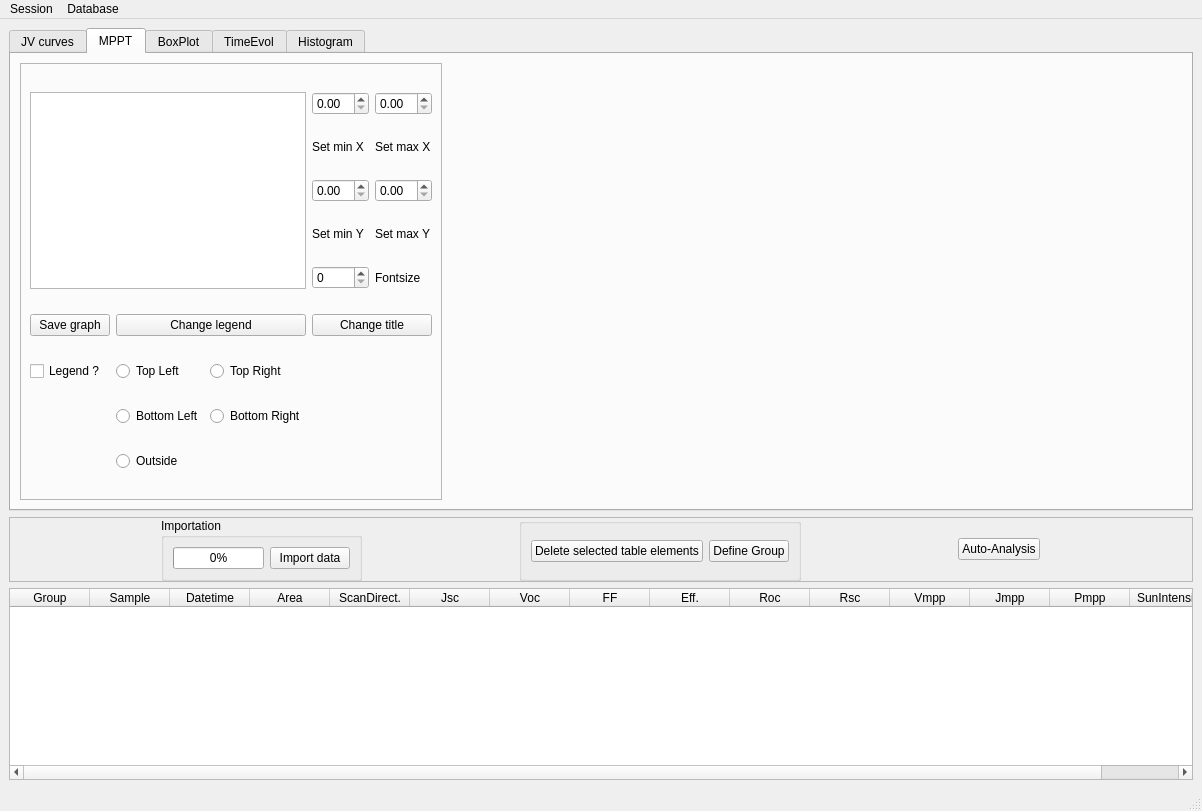
First picture: the form in apps/IVpyqt5gui.ui, repository JerWer/Phyton-Solar-Data-Analyser, before the edit.
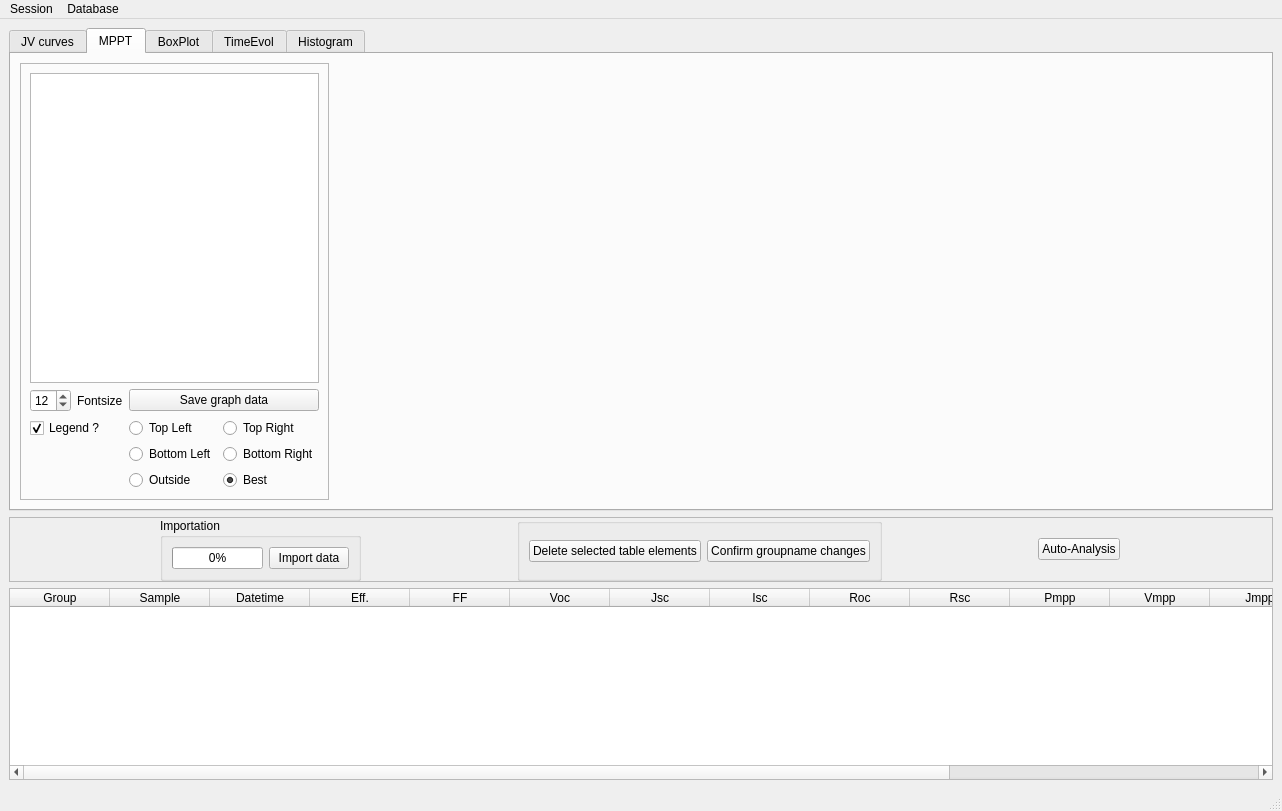
Second picture: the form after the edit. The open tabs and pages were chosen to show the change.

```diff
--- a/apps/IVpyqt5gui.ui
+++ b/apps/IVpyqt5gui.ui
@@ -6,7 +6,7 @@
    <rect>
     <x>0</x>
     <y>0</y>
-    <width>1202</width>
+    <width>1282</width>
     <height>811</height>
    </rect>
   </property>
@@ -214,143 +214,82 @@
            <enum>QFrame::Raised</enum>
           </property>
           <layout class="QGridLayout" name="gridLayout">
-           <item row="3" column="5">
-            <widget class="QLabel" name="label_5">
-             <property name="sizePolicy">
-              <sizepolicy hsizetype="Preferred" vsizetype="Maximum">
-               <horstretch>0</horstretch>
-               <verstretch>0</verstretch>
-              </sizepolicy>
-             </property>
-             <property name="text">
-              <string>Set max Y</string>
-             </property>
-            </widget>
-           </item>
-           <item row="5" column="0" colspan="2">
-            <widget class="QPushButton" name="pushButton_SaveMpp">
-             <property name="text">
-              <string>Save graph</string>
-             </property>
-            </widget>
-           </item>
-           <item row="6" column="0" colspan="2">
-            <widget class="QCheckBox" name="checkBox_MppLegend">
-             <property name="text">
-              <string>Legend ?</string>
-             </property>
-            </widget>
-           </item>
-           <item row="3" column="4">
-            <widget class="QLabel" name="label_4">
-             <property name="sizePolicy">
-              <sizepolicy hsizetype="Preferred" vsizetype="Maximum">
-               <horstretch>0</horstretch>
-               <verstretch>0</verstretch>
-              </sizepolicy>
-             </property>
-             <property name="text">
-              <string>Set min Y</string>
-             </property>
-            </widget>
-           </item>
-           <item row="4" column="4">
-            <widget class="QSpinBox" name="spinBox_MppFontsize"/>
-           </item>
-           <item row="4" column="5">
-            <widget class="QLabel" name="label">
-             <property name="text">
-              <string>Fontsize</string>
-             </property>
-            </widget>
-           </item>
-           <item row="5" column="2" colspan="2">
-            <widget class="QPushButton" name="pushButton_MppchangeLegend">
-             <property name="text">
-              <string>Change legend</string>
-             </property>
-            </widget>
-           </item>
-           <item row="5" column="4" colspan="2">
-            <widget class="QPushButton" name="pushButton_MppChangeTitle">
-             <property name="text">
-              <string>Change title</string>
-             </property>
-            </widget>
-           </item>
-           <item row="6" column="2">
+           <item row="4" column="2">
             <widget class="QRadioButton" name="radioButton_MppTopleft">
              <property name="text">
               <string>Top Left</string>
              </property>
             </widget>
            </item>
-           <item row="2" column="5">
-            <widget class="QDoubleSpinBox" name="doubleSpinBox_MaxY"/>
-           </item>
-           <item row="0" column="0" rowspan="5" colspan="4">
-            <widget class="QListWidget" name="listWidget_MppSamples"/>
-           </item>
-           <item row="0" column="4">
-            <widget class="QDoubleSpinBox" name="doubleSpinBox_MppMinX"/>
-           </item>
-           <item row="0" column="5">
-            <widget class="QDoubleSpinBox" name="doubleSpinBox_MppMaxX"/>
-           </item>
-           <item row="1" column="5">
-            <widget class="QLabel" name="label_2">
-             <property name="sizePolicy">
-              <sizepolicy hsizetype="Preferred" vsizetype="Maximum">
-               <horstretch>0</horstretch>
-               <verstretch>0</verstretch>
-              </sizepolicy>
-             </property>
+           <item row="6" column="2">
+            <widget class="QRadioButton" name="radioButton_MppOutside">
              <property name="text">
-              <string>Set max X</string>
+              <string>Outside</string>
              </property>
             </widget>
            </item>
-           <item row="2" column="4">
-            <widget class="QDoubleSpinBox" name="doubleSpinBox_MppMinY"/>
-           </item>
-           <item row="1" column="4">
-            <widget class="QLabel" name="label_3">
-             <property name="sizePolicy">
-              <sizepolicy hsizetype="Preferred" vsizetype="Maximum">
-               <horstretch>0</horstretch>
-               <verstretch>0</verstretch>
-              </sizepolicy>
-             </property>
+           <item row="4" column="0" colspan="2">
+            <widget class="QCheckBox" name="checkBox_MppLegend">
              <property name="text">
-              <string>Set min X</string>
+              <string>Legend ?</string>
              </property>
-            </widget>
-           </item>
-           <item row="6" column="3">
-            <widget class="QRadioButton" name="radioButton_MppTopright">
-             <property name="text">
-              <string>Top Right</string>
+             <property name="checked">
+              <bool>true</bool>
              </property>
             </widget>
            </item>
-           <item row="7" column="2">
+           <item row="5" column="2">
             <widget class="QRadioButton" name="radioButton_MppBottomleft">
              <property name="text">
               <string>Bottom Left</string>
              </property>
             </widget>
            </item>
-           <item row="7" column="3">
+           <item row="4" column="3">
+            <widget class="QRadioButton" name="radioButton_MppTopright">
+             <property name="text">
+              <string>Top Right</string>
+             </property>
+            </widget>
+           </item>
+           <item row="0" column="0" rowspan="2" colspan="4">
+            <widget class="QListWidget" name="listWidget_MppSamples"/>
+           </item>
+           <item row="5" column="3">
             <widget class="QRadioButton" name="radioButton_MppBottomright">
              <property name="text">
               <string>Bottom Right</string>
              </property>
             </widget>
            </item>
-           <item row="8" column="2">
-            <widget class="QRadioButton" name="radioButton_MppOutside">
+           <item row="6" column="3">
+            <widget class="QRadioButton" name="radioButton_MppBest">
              <property name="text">
-              <string>Outside</string>
+              <string>Best</string>
+             </property>
+             <property name="checked">
+              <bool>true</bool>
+             </property>
+            </widget>
+           </item>
+           <item row="2" column="0">
+            <widget class="QSpinBox" name="spinBox_MppFontsize">
+             <property name="value">
+              <number>12</number>
+             </property>
+            </widget>
+           </item>
+           <item row="2" column="1">
+            <widget class="QLabel" name="label">
+             <property name="text">
+              <string>Fontsize</string>
+             </property>
+            </widget>
+           </item>
+           <item row="2" column="2" colspan="2">
+            <widget class="QPushButton" name="pushButton_SaveMpp">
+             <property name="text">
+              <string>Save graph data</string>
              </property>
             </widget>
            </item>
@@ -1157,7 +1096,7 @@
           <item>
            <widget class="QPushButton" name="pushButton_DefineGroup">
             <property name="text">
-             <string>Define Group</string>
+             <string>Confirm groupname changes</string>
             </property>
            </widget>
           </item>
@@ -1188,21 +1127,24 @@
         <verstretch>0</verstretch>
        </sizepolicy>
       </property>
+      <property name="alternatingRowColors">
+       <bool>true</bool>
+      </property>
+      <property name="sortingEnabled">
+       <bool>true</bool>
+      </property>
       <attribute name="horizontalHeaderCascadingSectionResizes">
        <bool>true</bool>
       </attribute>
       <attribute name="horizontalHeaderDefaultSectionSize">
-       <number>80</number>
+       <number>100</number>
       </attribute>
       <attribute name="horizontalHeaderMinimumSectionSize">
-       <number>20</number>
+       <number>30</number>
       </attribute>
       <attribute name="horizontalHeaderShowSortIndicator" stdset="0">
        <bool>true</bool>
       </attribute>
-      <attribute name="horizontalHeaderStretchLastSection">
-       <bool>true</bool>
-      </attribute>
       <attribute name="verticalHeaderDefaultSectionSize">
        <number>30</number>
       </attribute>
@@ -1224,36 +1166,31 @@
         <string>Datetime</string>
        </property>
       </column>
-      <column>
-       <property name="text">
-        <string>Area</string>
-       </property>
-      </column>
-      <column>
-       <property name="text">
-        <string>ScanDirect.</string>
-       </property>
-      </column>
-      <column>
-       <property name="text">
-        <string>Jsc</string>
-       </property>
-      </column>
-      <column>
-       <property name="text">
-        <string>Voc</string>
-       </property>
-      </column>
-      <column>
-       <property name="text">
-        <string>FF</string>
-       </property>
-      </column>
       <column>
        <property name="text">
         <string>Eff.</string>
        </property>
       </column>
+      <column>
+       <property name="text">
+        <string>FF</string>
+       </property>
+      </column>
+      <column>
+       <property name="text">
+        <string>Voc</string>
+       </property>
+      </column>
+      <column>
+       <property name="text">
+        <string>Jsc</string>
+       </property>
+      </column>
+      <column>
+       <property name="text">
+        <string>Isc</string>
+       </property>
+      </column>
       <column>
        <property name="text">
         <string>Roc</string>
@@ -1264,6 +1201,11 @@
         <string>Rsc</string>
        </property>
       </column>
+      <column>
+       <property name="text">
+        <string>Pmpp</string>
+       </property>
+      </column>
       <column>
        <property name="text">
         <string>Vmpp</string>
@@ -1276,7 +1218,12 @@
       </column>
       <column>
        <property name="text">
-        <string>Pmpp</string>
+        <string>Area</string>
+       </property>
+      </column>
+      <column>
+       <property name="text">
+        <string>ScanDirect.</string>
        </property>
       </column>
       <column>
@@ -1293,7 +1240,7 @@
     <rect>
      <x>0</x>
      <y>0</y>
-     <width>1202</width>
+     <width>1282</width>
      <height>31</height>
     </rect>
    </property>
```
Left out of the diff: 407 changed lines with no effect on the pictures.
